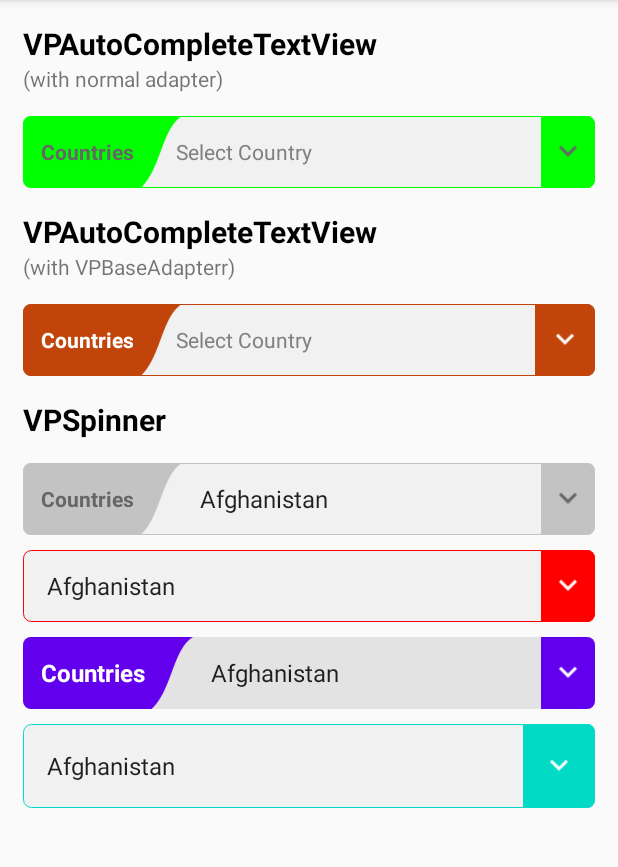
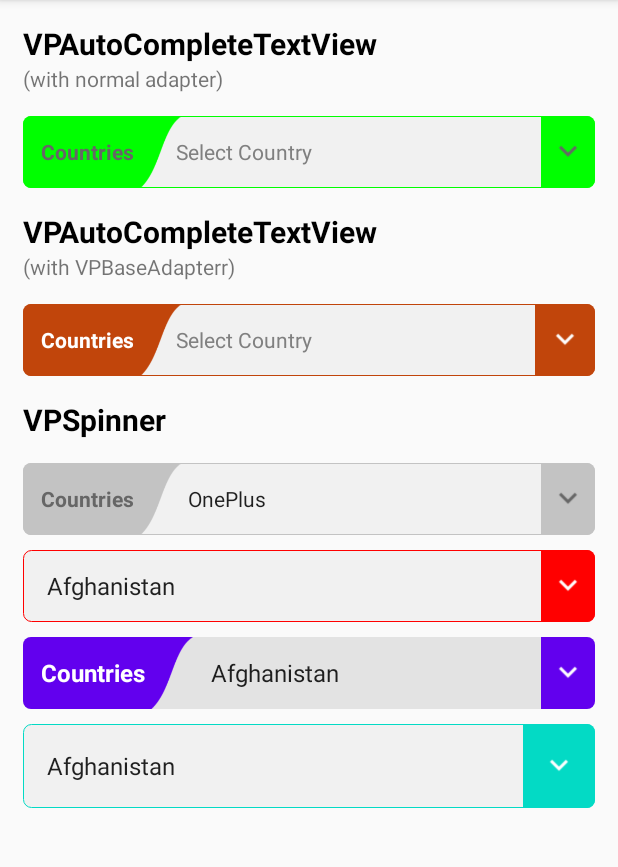
Before and after one commit to VrUnd14/VPAwesomeWidgets, an Android app: the screen it shows after launch (MainActivity), on a phone screen of 412 x 824 dp, the part 84-951 px from its top. Run offline under Robolectric (Android 15) with nearby library versions, the phone set to English and light mode, and no system bars.

```diff
--- a/VPAwesomeWidgets/bintray.gradle
+++ b/VPAwesomeWidgets/bintray.gradle
@@ -1,6 +1,6 @@
 apply plugin: 'com.jfrog.bintray'
 
-version = '1.0.8' //YOUR LIBRARY VERSION
+version = '1.0.9' //YOUR LIBRARY VERSION
 
 task sourcesJar(type: Jar) {
     from android.sourceSets.main.java.srcDirs
--- a/VPAwesomeWidgets/src/main/java/awesome/vrund/vpawesomewidgets/VPAutoCompleteTextView.kt
+++ b/VPAwesomeWidgets/src/main/java/awesome/vrund/vpawesomewidgets/VPAutoCompleteTextView.kt
@@ -38,6 +38,8 @@ class VPAutoCompleteTextView @JvmOverloads constructor(
 
     private var tinColor = 0xFFc3c3c3.toInt()
     private var enable = true
+
+    private var defaultArray: Array<String>? = null
 
     private var hint = ""
     private var textAllCaps = false
@@ -82,6 +84,11 @@ class VPAutoCompleteTextView @JvmOverloads constructor(
 
         tinColor = parent.getColor(R.styleable.VPAutoCompleteTextView_act_tint, tinColor)
         enable = parent.getBoolean(R.styleable.VPAutoCompleteTextView_act_enable, enable)
+
+        if (parent.hasValue(R.styleable.VPAutoCompleteTextView_act_array)) {
+            val arrayID: Int = parent.getResourceId(R.styleable.VPAutoCompleteTextView_act_array, 0)
+            defaultArray = parent.resources.getStringArray(arrayID)
+        }
 
         vpAutoText.visibility = View.VISIBLE
         if (parent.hasValue(R.styleable.VPAutoCompleteTextView_act_hint))
@@ -161,6 +168,11 @@ class VPAutoCompleteTextView @JvmOverloads constructor(
 
         vpAutoText.isEnabled = enable
         vpDropFrame.isEnabled = enable
+
+        if (defaultArray != null) {
+            val adp = ArrayAdapter<String>(mContext, R.layout.vp_drop_item, R.id.txt, defaultArray!!)
+            vpAutoText.setAdapter(adp)
+        }
     }
 
     fun setBackColor(color: Int) {
--- a/VPAwesomeWidgets/src/main/java/awesome/vrund/vpawesomewidgets/VPSpinner.kt
+++ b/VPAwesomeWidgets/src/main/java/awesome/vrund/vpawesomewidgets/VPSpinner.kt
@@ -13,8 +13,12 @@ import androidx.core.content.ContextCompat
 import androidx.core.graphics.ColorUtils
 import kotlinx.android.synthetic.main.vp_awesome_widget.view.*
 
-class VPSpinner @JvmOverloads constructor(context: Context, attrs: AttributeSet? = null, defStyleAttr: Int = 0) :
-        RelativeLayout(context, attrs, defStyleAttr) {
+class VPSpinner @JvmOverloads constructor(
+    context: Context,
+    attrs: AttributeSet? = null,
+    defStyleAttr: Int = 0
+) :
+    RelativeLayout(context, attrs, defStyleAttr) {
 
     private val mContext = context
 
@@ -34,6 +38,8 @@ class VPSpinner @JvmOverloads constructor(context: Context, attrs: AttributeSet?
     private var tinColor = 0xFFc3c3c3.toInt()
     private var enable = true
 
+    private var defaultArray: Array<String>? = null
+
     var itemSelectedListener: OnItemSelectedListener? = null
 
     fun getView(): VPSpinner {
@@ -44,29 +50,45 @@ class VPSpinner @JvmOverloads constructor(context: Context, attrs: AttributeSet?
         View.inflate(mContext, R.layout.vp_awesome_widget, this)
         val parent = mContext.obtainStyledAttributes(attrs, R.styleable.VPSpinner)
 
-        cornerRadius = parent.getDimensionPixelSize(R.styleable.VPSpinner_sp_cornerRadius, cornerRadius)
+        cornerRadius =
+            parent.getDimensionPixelSize(R.styleable.VPSpinner_sp_cornerRadius, cornerRadius)
         backColor = parent.getColor(R.styleable.VPSpinner_sp_backColor, backColor)
         hasBorder = parent.getBoolean(R.styleable.VPSpinner_sp_hasBorder, hasBorder)
 
         hasLabel = parent.getBoolean(R.styleable.VPSpinner_sp_hasLabel, hasLabel)
         if (parent.hasValue(R.styleable.VPSpinner_sp_labelText))
             labelText = parent.getString(R.styleable.VPSpinner_sp_labelText).toString()
-        labelTextSize = parent.getDimensionPixelSize(R.styleable.VPSpinner_sp_labelTextSize, labelTextSize)
+        labelTextSize =
+            parent.getDimensionPixelSize(R.styleable.VPSpinner_sp_labelTextSize, labelTextSize)
         labelTextColor = parent.getColor(R.styleable.VPSpinner_sp_labelTextColor, labelTextColor)
 
         dropSize = parent.getDimensionPixelSize(R.styleable.VPSpinner_sp_dropSize, dropSize)
-        dropIcon = ContextCompat.getDrawable(mContext, parent.getResourceId(R.styleable.VPSpinner_sp_dropIcon, R.drawable.vp_drop_icon))
+        dropIcon = ContextCompat.getDrawable(
+            mContext,
+            parent.getResourceId(R.styleable.VPSpinner_sp_dropIcon, R.drawable.vp_drop_icon)
+        )
         dropIconTint = parent.getColor(R.styleable.VPSpinner_sp_dropIconTint, dropIconTint)
 
         tinColor = parent.getColor(R.styleable.VPSpinner_sp_tint, tinColor)
         enable = parent.getBoolean(R.styleable.VPSpinner_sp_enable, enable)
+
+        if (parent.hasValue(R.styleable.VPSpinner_sp_array)) {
+            val arrayID: Int = parent.getResourceId(R.styleable.VPSpinner_sp_array, 0)
+            defaultArray = parent.resources.getStringArray(arrayID)
+        }
+
         parent.recycle()
 
         vpSpinner.visibility = View.VISIBLE
         vpSpinner.onItemSelectedListener = object : AdapterView.OnItemSelectedListener {
             override fun onNothingSelected(parent: AdapterView<*>?) {}
 
-            override fun onItemSelected(parent: AdapterView<*>?, view: View?, position: Int, id: Long) {
+            override fun onItemSelected(
+                parent: AdapterView<*>?,
+                view: View?,
+                position: Int,
+                id: Long
+            ) {
                 val item = parent?.selectedItem
                 itemSelectedListener?.onItemSelected(getView(), item, position)
             }
@@ -78,9 +100,15 @@ class VPSpinner @JvmOverloads constructor(context: Context, attrs: AttributeSet?
 
     private fun updateUI() {
 
-        val tinColor = tinColor.takeIf { enable } ?: ColorUtils.blendARGB(tinColor, Color.WHITE,0.6f)
-        val labelTextColor = labelTextColor.takeIf { enable } ?: ColorUtils.blendARGB(labelTextColor, Color.WHITE,0.5f)
-        val dropIconTint = dropIconTint.takeIf { enable } ?: ColorUtils.blendARGB(dropIconTint, Color.WHITE,0.5f)
+        val tinColor =
+            tinColor.takeIf { enable } ?: ColorUtils.blendARGB(tinColor, Color.WHITE, 0.6f)
+        val labelTextColor = labelTextColor.takeIf { enable } ?: ColorUtils.blendARGB(
+            labelTextColor,
+            Color.WHITE,
+            0.5f
+        )
+        val dropIconTint =
+            dropIconTint.takeIf { enable } ?: ColorUtils.blendARGB(dropIconTint, Color.WHITE, 0.5f)
 
         // Main
         val mainGD = vpParentLayout.background as GradientDrawable
@@ -121,6 +149,11 @@ class VPSpinner @JvmOverloads constructor(context: Context, attrs: AttributeSet?
 
         vpSpinner.isEnabled = enable
         vpDropFrame.isEnabled = enable
+
+        if (defaultArray != null) {
+            val adp = ArrayAdapter<String>(mContext, R.layout.vp_drop_item, R.id.txt, defaultArray!!)
+            vpSpinner.adapter = adp
+        }
     }
 
     private fun setSpinnerLeftMargin(margin: Float) {
@@ -250,11 +283,19 @@ class VPSpinner @JvmOverloads constructor(context: Context, attrs: AttributeSet?
     }
 
     private fun dpToPx(dp: Float): Int {
-        return TypedValue.applyDimension(TypedValue.COMPLEX_UNIT_DIP, dp, mContext.resources.displayMetrics).toInt()
+        return TypedValue.applyDimension(
+            TypedValue.COMPLEX_UNIT_DIP,
+            dp,
+            mContext.resources.displayMetrics
+        ).toInt()
     }
 
     private fun spToPx(sp: Float): Int {
-        return TypedValue.applyDimension(TypedValue.COMPLEX_UNIT_SP, sp, mContext.resources.displayMetrics).toInt()
+        return TypedValue.applyDimension(
+            TypedValue.COMPLEX_UNIT_SP,
+            sp,
+            mContext.resources.displayMetrics
+        ).toInt()
     }
 
     interface OnItemSelectedListener {
--- a/VPAwesomeWidgets/src/main/res/values/attrs.xml
+++ b/VPAwesomeWidgets/src/main/res/values/attrs.xml
@@ -15,6 +15,7 @@
 
         <attr name="act_tint" format="color" />
         <attr name="act_enable" format="boolean" />
+        <attr name="act_array" format="reference" />
 
         <attr name="act_hint" format="string" />
         <attr name="act_text" format="string" />
@@ -45,5 +46,6 @@
 
         <attr name="sp_tint" format="color" />
         <attr name="sp_enable" format="boolean" />
+        <attr name="sp_array" format="reference" />
     </declare-styleable>
 </resources>
--- /dev/null
+++ b/VPAwesomeWidgets/src/main/res/values/strings.xml
@@ -0,0 +1,10 @@
+<?xml version="1.0" encoding="utf-8"?>
+<resources>
+    <string-array name="test">
+        <item>OnePlus</item>
+        <item>iPhone</item>
+        <item>Samsung</item>
+        <item>Vivo</item>
+        <item>Oppo</item>
+    </string-array>
+</resources>
--- a/app/src/main/java/awesome/vrund/vpawesomewidgetssample/MainActivity.kt
+++ b/app/src/main/java/awesome/vrund/vpawesomewidgetssample/MainActivity.kt
@@ -42,7 +42,7 @@ class MainActivity : AppCompatActivity(), VPAutoCompleteTextView.OnItemClickList
 
 
         val spinnerAdp = ArrayAdapter<CountryModel>(context, android.R.layout.simple_list_item_1, countries)
-        countriesSpn1.setAdapter(spinnerAdp)
+//        countriesSpn1.setAdapter(spinnerAdp)
         countriesSpn1.itemSelectedListener = this
         countriesSpn2.setAdapter(spinnerAdp)
         countriesSpn2.itemSelectedListener = this
@@ -53,7 +53,7 @@ class MainActivity : AppCompatActivity(), VPAutoCompleteTextView.OnItemClickList
         countriesSpn4.setCorners(15)
 
         val dropAdp = ArrayAdapter<CountryModel>(context, android.R.layout.simple_list_item_1, countries)
-        countriesDrop1.setAdapter(dropAdp)
+//        countriesDrop1.setAdapter(dropAdp)
         countriesDrop1.itemClickListener = this
 
         val myDropAdp = VPBaseAdapter(context, countries)
--- a/app/src/main/res/layout/activity_main.xml
+++ b/app/src/main/res/layout/activity_main.xml
@@ -28,6 +28,7 @@
         android:layout_height="48dp"
         android:layout_marginTop="15dp"
         app:act_hasLabel="true"
+        app:act_array="@array/test"
         app:act_hint="Select Country"
         app:act_labelText="Countries"
         app:act_tint="#00ff00" />
@@ -76,6 +77,7 @@
         android:layout_height="48dp"
         android:layout_marginTop="15dp"
         app:sp_hasLabel="true"
+        app:sp_array="@array/test"
         app:sp_labelText="Countries" />
 
     <awesome.vrund.vpawesomewidgets.VPSpinner
```
